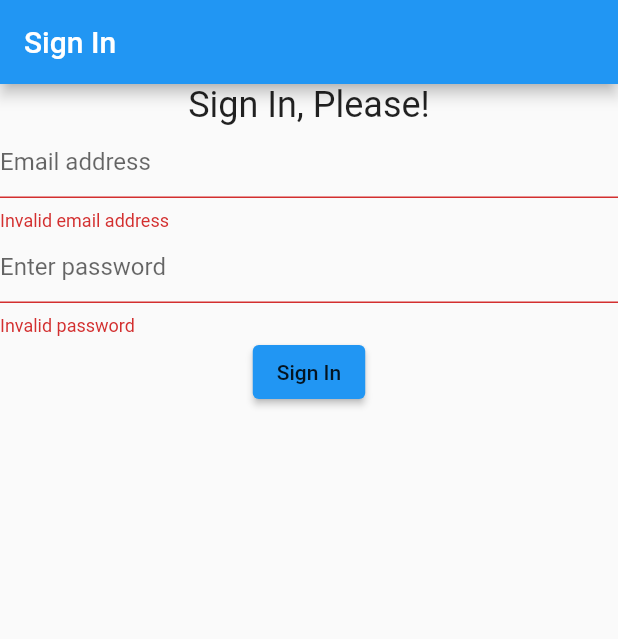
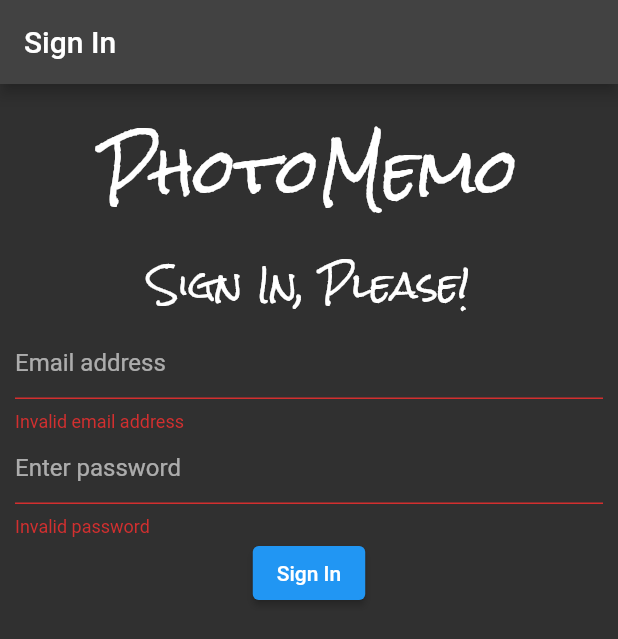
Before and after one commit to tnguyenthuyanh/Mobile-App-project---Creating-a-social-media-app, a Flutter app: the screen it shows after launch, after a tap on "Sign In", on a phone screen of 412 x 824 dp. Shown: the top 639 px of the screen. Run offline on Flutter 3.47's test engine with Material 2 defaults, Android fonts, the phone set to English and light mode, and no system bars; our stand-ins replace cloud_firestore, firebase_auth, firebase_core, firebase_storage, image_picker; accounts and stored records are empty; network calls fail.

```diff
--- a/lib/controller/firestore_controller.dart
+++ b/lib/controller/firestore_controller.dart
@@ -25,12 +25,26 @@ class FirestoreController {
     querySnapshot.docs.forEach((doc) {
       if (doc.data() != null) {
         var document = doc.data() as Map<String, dynamic>;
-        var p = PhotoMemo.fromFirestoreDoc(doc: document, docId: doc.id,);
-        if (p != null) { // filter invalid photomemo doc in Firestore
+        var p = PhotoMemo.fromFirestoreDoc(
+          doc: document,
+          docId: doc.id,
+        );
+        if (p != null) {
+          // filter invalid photomemo doc in Firestore
           result.add(p);
         }
       }
     });
     return result;
   }
+
+  static Future<void> updatePhotoMemo({
+    required String docId,
+    required Map<String, dynamic> updateInfo,
+  }) async {
+    await FirebaseFirestore.instance
+        .collection(Constant.PHOTOMEMO_COLLECTION)
+        .doc(docId)
+        .update(updateInfo);
+  }
 }
--- a/lib/main.dart
+++ b/lib/main.dart
@@ -2,6 +2,7 @@ import 'package:firebase_core/firebase_core.dart';
 import 'package:flutter/material.dart';
 import 'package:lesson3/model/constant.dart';
 import 'package:lesson3/viewscreen/addnewphotomemo_screen.dart';
+import 'package:lesson3/viewscreen/detailedview_screen.dart';
 import 'package:lesson3/viewscreen/internalerror_screen.dart';
 import 'package:lesson3/viewscreen/signin_screen.dart';
 import 'package:lesson3/viewscreen/userhome_screen.dart';
@@ -17,6 +18,10 @@ class Lesson3App extends StatelessWidget {
   Widget build(BuildContext context) {
     return MaterialApp(
       debugShowCheckedModeBanner: Constant.DEV,
+      theme: ThemeData(
+        brightness: Constant.DARKMODE ? Brightness.dark : Brightness.light,
+        primaryColor: Colors.blueAccent,
+      ),
       initialRoute: SignInScreen.routeName,
       routes: {
         SignInScreen.routeName: (context) => SignInScreen(),
@@ -39,11 +44,27 @@ class Lesson3App extends StatelessWidget {
             var argument = args as Map;
             var user = argument[ARGS.USER];
             var photoMemoList = argument[ARGS.PhotoMemoList];
-              return AddNewPhotoMemoScreen(user: user, photoMemoList: photoMemoList,);
+            return AddNewPhotoMemoScreen(
+              user: user,
+              photoMemoList: photoMemoList,
+            );
           }
         },
+        DetailedViewScreen.routeName: (context) {
+          Object? args = ModalRoute.of(context)?.settings.arguments;
+          if (args == null) {
+            return InternalErrorScreen('args is null at DetailedViewScreen');
+          } else {
+            var argument = args as Map;
+            var user = argument[ARGS.USER];
+            var photoMemo = argument[ARGS.OnePhotoMemo];
+            return DetailedViewScreen(
+              user: user,
+              photoMemo: photoMemo,
+            );
+          }
+        }
       },
     );
   }
-
 }
--- a/lib/model/constant.dart
+++ b/lib/model/constant.dart
@@ -1,5 +1,6 @@
 class Constant {
   static const DEV = true;
+  static const DARKMODE = true;
   static const PHOTO_IMAGES_FOLDER = 'photo_images';
   static const PHOTOMEMO_COLLECTION = 'photomemo_collection';
 }
@@ -9,4 +10,5 @@ enum ARGS {
   DownloadURL,
   Filename,
   PhotoMemoList,
+  OnePhotoMemo,
 }
--- a/lib/viewscreen/signin_screen.dart
+++ b/lib/viewscreen/signin_screen.dart
@@ -34,14 +34,26 @@ class _SignInState extends State<SignInScreen> {
       appBar: AppBar(
         title: Text('Sign In'),
       ),
-      body: Form(
+      body: Padding(
+        padding: const EdgeInsets.all(10.0),
+        child: Form(
           key: formKey,
           child: SingleChildScrollView(
             child: Column(
               children: [
                 Text(
+                  'PhotoMemo',
+                  style: TextStyle(
+                    fontFamily: 'RockSalt',
+                    fontSize: 40.0,
+                  ),
+                ),
+                Text(
                   'Sign In, Please!',
-                style: Theme.of(context).textTheme.headline5,
+                  style: TextStyle(
+                    fontFamily: 'RockSalt',
+                    fontSize: 24.0,
+                  ),
                 ),
                 TextFormField(
                   decoration: InputDecoration(
@@ -67,6 +79,7 @@ class _SignInState extends State<SignInScreen> {
                       Text('Sign In', style: Theme.of(context).textTheme.button),
                 ),
               ],
+            ),
           ),
         ),
       ),
```
Also changed, not shown: lib/model/photomemo.dart (+27 -0 lines), lib/viewscreen/detailedview_screen.dart (added, +232 -0 lines), lib/viewscreen/userhome_screen.dart (+14 -1 lines), pubspec.yaml (+4 -6 lines), fonts/RockSalt-Regular.ttf (added). Lines whose indentation alone changed are shown as unchanged.
